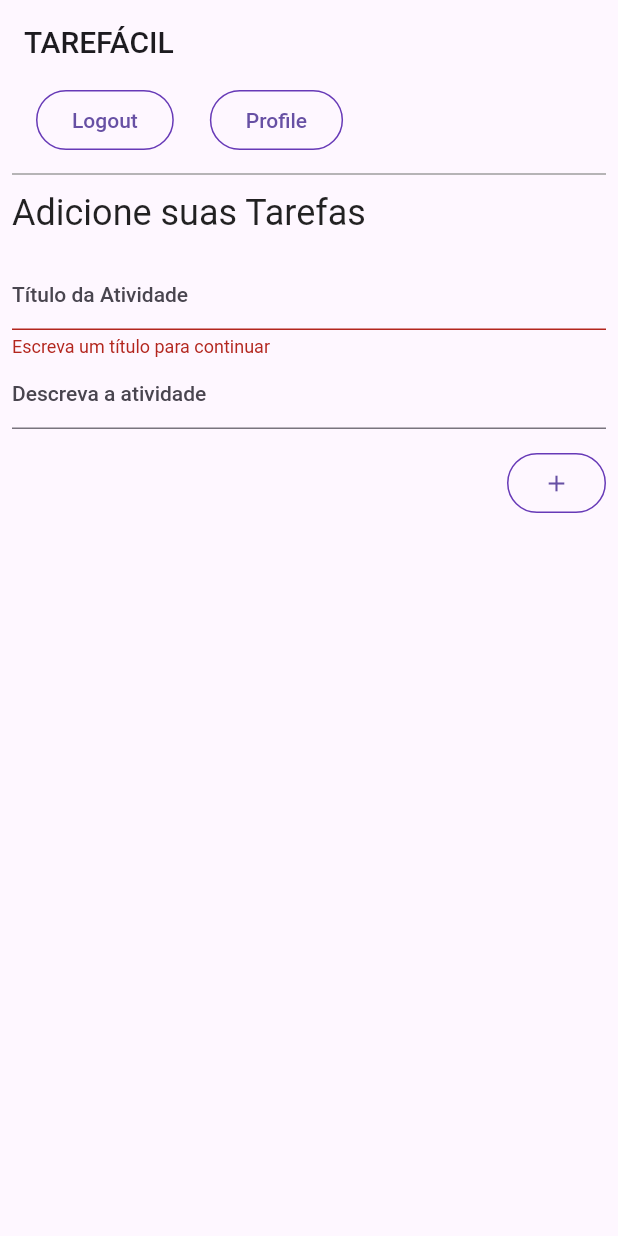
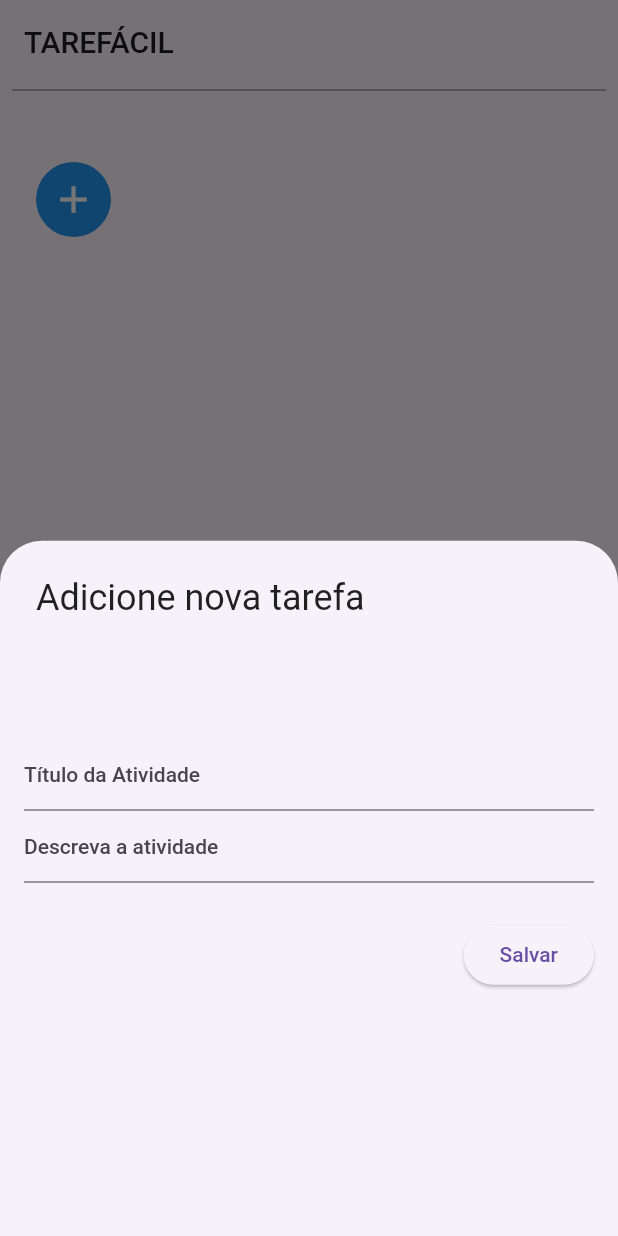
Before and after one commit to neliocarlos/TaskList, a Flutter app: the screen it shows once a user with an empty profile is signed in, after a tap on the "add" icon, on a phone screen of 412 x 824 dp. Run offline on Flutter 3.47's test engine with Material 2 defaults, Android fonts, the phone set to English and light mode, and no system bars; our stand-ins replace cloud_firestore, firebase_auth, firebase_core, go_router, google_fonts; missing offline and left inert: firebase_ui_auth; accounts and stored records are empty.

Commit message:
parcial: implementação de métodos e layout

```diff
--- a/lib/src/api/app_state.dart
+++ b/lib/src/api/app_state.dart
@@ -54,6 +54,10 @@ class ApplicationState extends ChangeNotifier {
     });
   }
 
+  Future<void> logOut() async {
+    await FirebaseAuth.instance.signOut();
+  }
+
   ApplicationState() {
     init();
   }
--- a/lib/src/auth/authentication.dart
+++ b/lib/src/auth/authentication.dart
@@ -3,9 +3,6 @@
 // found in the LICENSE file.
 
 import 'package:flutter/material.dart';
-import 'package:go_router/go_router.dart';
-
-import 'widgets.dart';
 
 class AuthFunc extends StatelessWidget {
   const AuthFunc({
@@ -19,28 +16,6 @@ class AuthFunc extends StatelessWidget {
 
   @override
   Widget build(BuildContext context) {
-    return Row(
-      children: [
-        Padding(
-          padding: const EdgeInsets.only(left: 24, bottom: 8),
-          child: StyledButton(
-              onPressed: () {
-                !loggedIn ? context.push('/sign-in') : signOut();
-              },
-              child: !loggedIn ? const Text('RSVP') : const Text('Logout')),
-        ),
-        Visibility(
-          visible: loggedIn,
-          child: Padding(
-            padding: const EdgeInsets.only(left: 24, bottom: 8),
-            child: StyledButton(
-                onPressed: () {
-                  context.push('/profile');
-                },
-                child: const Text('Profile')),
-          ),
-        )
-      ],
-    );
+    return SizedBox.shrink();
   }
 }
--- a/lib/src/components/tasklist/task_list.dart
+++ b/lib/src/components/tasklist/task_list.dart
@@ -40,6 +40,63 @@ class _TaskListState extends State<TaskList> {
               child: Column(
                 crossAxisAlignment: CrossAxisAlignment.end,
                 children: [
+                  const SizedBox(height: 8),
+                  for (var task in widget.tasks)
+                    Card(
+                      color: Colors.blue,
+                      child: ListTile(
+                        textColor: Colors.white,
+                        title: Text(
+                          task.title,
+                          style: TextStyle(
+                            fontSize: 18.0,
+                            fontWeight: FontWeight.bold,
+                          ),
+                        ),
+                        subtitle: Text(
+                          task.description,
+                          style: TextStyle(
+                            fontSize: 16.0,
+                          ),
+                        ),
+                        trailing: IconButton(
+                          iconSize: 30,
+                          onPressed: () async {
+                            String taskId = task.id;
+                            await widget.deleteTask(taskId);
+                          },
+                          icon: Icon(
+                            Icons.delete_forever,
+                            color: Colors.white,
+                          ),
+                        ),
+                      ),
+                    ),
+                  const SizedBox(height: 12),
+                  Container(
+                    width: 50.0,
+                    height: 50.0,
+                    alignment: Alignment.bottomRight,
+                    margin: EdgeInsets.all(16.0),
+                    decoration: BoxDecoration(
+                      shape: BoxShape.circle,
+                      border: Border.all(style: BorderStyle.none),
+                      color: Colors.blue,
+                    ),
+                    child: IconButton(
+                      iconSize: 30,
+                      icon: Icon(Icons.add, color: Colors.white),
+                      onPressed: () {
+                        showModalBottomSheet(
+                          context: context,
+                          builder: (BuildContext context) {
+                            return Container(
+                              padding: EdgeInsets.all(16.0),
+                              child: Column(
+                                crossAxisAlignment: CrossAxisAlignment.start,
+                                children: [
+                                  Header('Adicione nova tarefa'),
+                                  const SizedBox(height: 72),
                                   TextFormField(
                                     controller: _title,
                                     decoration: const InputDecoration(
@@ -58,43 +115,38 @@ class _TaskListState extends State<TaskList> {
                                       hintText: 'Descreva a atividade',
                                     ),
                                   ),
-                  const SizedBox(width: 8, height: 12),
-                  SizedBox(
-                      child: StyledButton(
+                                  const SizedBox(height: 24),
+                                  Container(
+                                    alignment: AlignmentDirectional.centerEnd,
+                                    child: ElevatedButton(
                                       onPressed: () async {
                                         if (_formKey.currentState!.validate()) {
-                        DocumentReference docRef = await widget.addTask(
-                            _title.text, _description.text);
+                                          DocumentReference docRef =
+                                              await widget.addTask(_title.text,
+                                                  _description.text);
                                           String taskId = docRef.id;
                                           _title.clear();
                                           _description.clear();
+                                          Navigator.pop(context);
                                         }
                                       },
-                    child: const Icon(Icons.add),
-                  )),
+                                      child: Text(
+                                        'Salvar',
+                                      ),
+                                    ),
+                                  ),
+                                ],
+                              ),
+                            );
+                          },
+                        );
+                      },
+                    ),
+                  ),
                 ],
               ),
             ),
           ),
-          const SizedBox(height: 8),
-          for (var task in widget.tasks)
-            Card(
-              child: ListTile(
-                title: Text(task.title),
-                subtitle: Text(task.description),
-                trailing: IconButton(
-                  onPressed: () async {
-                    String taskId = task.id;
-                    await widget.deleteTask(taskId);
-                  },
-                  icon: Icon(
-                    Icons.delete,
-                    color: Color.fromARGB(255, 219, 22, 18),
-                  ),
-                ),
-              ),
-            ),
-          const SizedBox(height: 8),
         ],
       );
     });
--- a/lib/src/pages/home/home_page.dart
+++ b/lib/src/pages/home/home_page.dart
@@ -1,15 +1,23 @@
 import 'package:firebase_auth/firebase_auth.dart'
     hide EmailAuthProvider, PhoneAuthProvider;
 import 'package:flutter/material.dart';
+import 'package:go_router/go_router.dart';
 import 'package:gtk_flutter/src/components/tasklist/task_list.dart';
 import 'package:provider/provider.dart';
 
 import '../../api/app_state.dart';
 import '../../auth/authentication.dart';
-import '../../auth/widgets.dart';
 
 class HomePage extends StatelessWidget {
   const HomePage({super.key});
+
+  void toggleLogin(BuildContext context, ApplicationState appState) {
+    if (appState.loggedIn) {
+      appState.logOut();
+    } else {
+      context.push('/sign-in');
+    }
+  }
 
   @override
   Widget build(BuildContext context) {
@@ -33,7 +41,6 @@ class HomePage extends StatelessWidget {
             endIndent: 8,
             color: Colors.grey,
           ),
-          const Header('Adicione suas Tarefas'),
           Consumer<ApplicationState>(
             builder: (context, appState, _) => Column(
               crossAxisAlignment: CrossAxisAlignment.start,
@@ -50,6 +57,34 @@ class HomePage extends StatelessWidget {
           ),
         ],
       ),
+      bottomNavigationBar: BottomNavigationBar(
+        items: [
+          BottomNavigationBarItem(
+              icon: Icon(Icons.home),
+              label: 'Página Inicial',
+              backgroundColor: Color.fromARGB(255, 44, 92, 196)),
+          BottomNavigationBarItem(
+            icon: Icon(Icons.person),
+            label: 'Perfil',
+          ),
+          BottomNavigationBarItem(
+            icon: Icon(
+              Icons.logout,
+              color: Colors.red,
+            ),
+            label: 'Sair',
+          ),
+        ],
+        onTap: (int index) {
+          if (index == 1) {
+            GoRouter.of(context).go('/profile');
+          } else if (index == 2) {
+            toggleLogin(
+                context, Provider.of<ApplicationState>(context, listen: false));
+            context.push('/sign-in');
+          }
+        },
+      ),
     );
   }
 }
```
Lines whose indentation alone changed are shown as unchanged.
